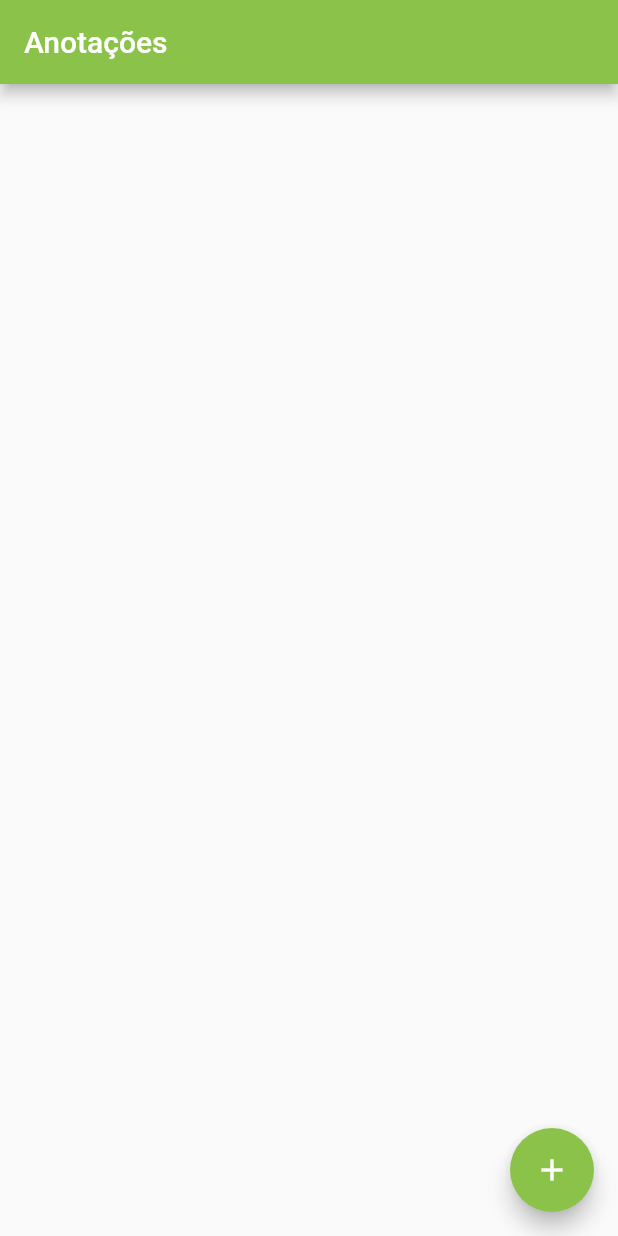
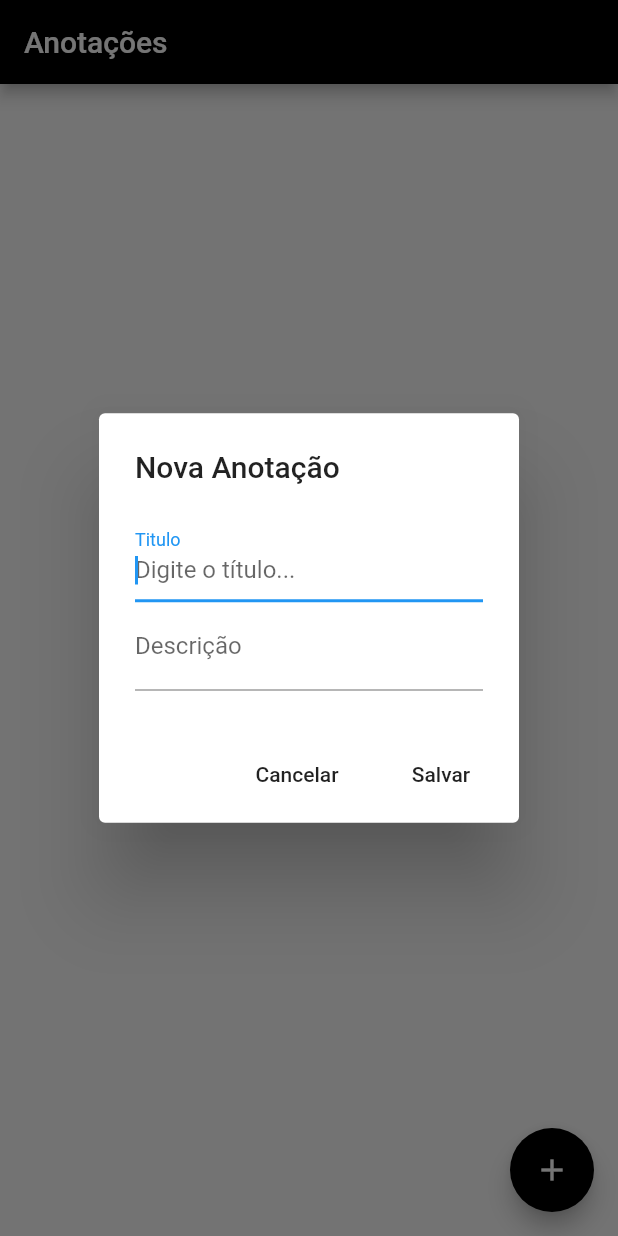
Before and after one commit to Marcusalvesrocha/app_notas_diarias, a Flutter app: the screen it shows after launch, after a tap on the "add" icon, on a phone screen of 412 x 824 dp. Run offline on Flutter 3.47's test engine with Material 2 defaults, Android fonts, the phone set to English and light mode, and no system bars.

Commit message:
Dialog para cadastro de nova anotação

```diff
--- a/lib/Home.dart
+++ b/lib/Home.dart
@@ -8,18 +8,60 @@ class Home extends StatefulWidget {
 }
 
 class _HomeState extends State<Home> {
+  TextEditingController _tituloController = TextEditingController();
+  TextEditingController _descricaoController = TextEditingController();
+
+  _exibirTelaCadastro() {
+    showDialog(
+        context: context,
+        builder: (context) {
+          return AlertDialog(
+            title: Text("Nova Anotação"),
+            content: Column(
+              mainAxisSize: MainAxisSize.min,
+              children: [
+                TextField(
+                  controller: _tituloController,
+                  decoration: InputDecoration(
+                      labelText: "Titulo", hintText: "Digite o título..."),
+                  autofocus: true,
+                ),
+                TextField(
+                  controller: _descricaoController,
+                  decoration: InputDecoration(
+                      labelText: "Descrição",
+                      hintText: "Digite a descrição..."),
+                  autofocus: true,
+                ),
+              ],
+            ),
+            actions: [
+              FlatButton(
+                  onPressed: () => Navigator.pop(context),
+                  child: Text("Cancelar")),
+              FlatButton(
+                  onPressed: () {
+                    print("Salvar");
+                    Navigator.pop(context);
+                  },
+                  child: Text("Salvar")),
+            ],
+          );
+        });
+  }
+
   @override
   Widget build(BuildContext context) {
     return Scaffold(
       appBar: AppBar(
         title: Text("Anotações"),
-        backgroundColor: Colors.lightGreen,
+        backgroundColor: Colors.black,
       ),
       body: Container(),
       floatingActionButton: FloatingActionButton(
-        backgroundColor: Colors.lightGreen,
+        backgroundColor: Colors.black,
         foregroundColor: Colors.white,
-        onPressed: () {},
+        onPressed: _exibirTelaCadastro,
         child: Icon(Icons.add),
       ),
     );
```
